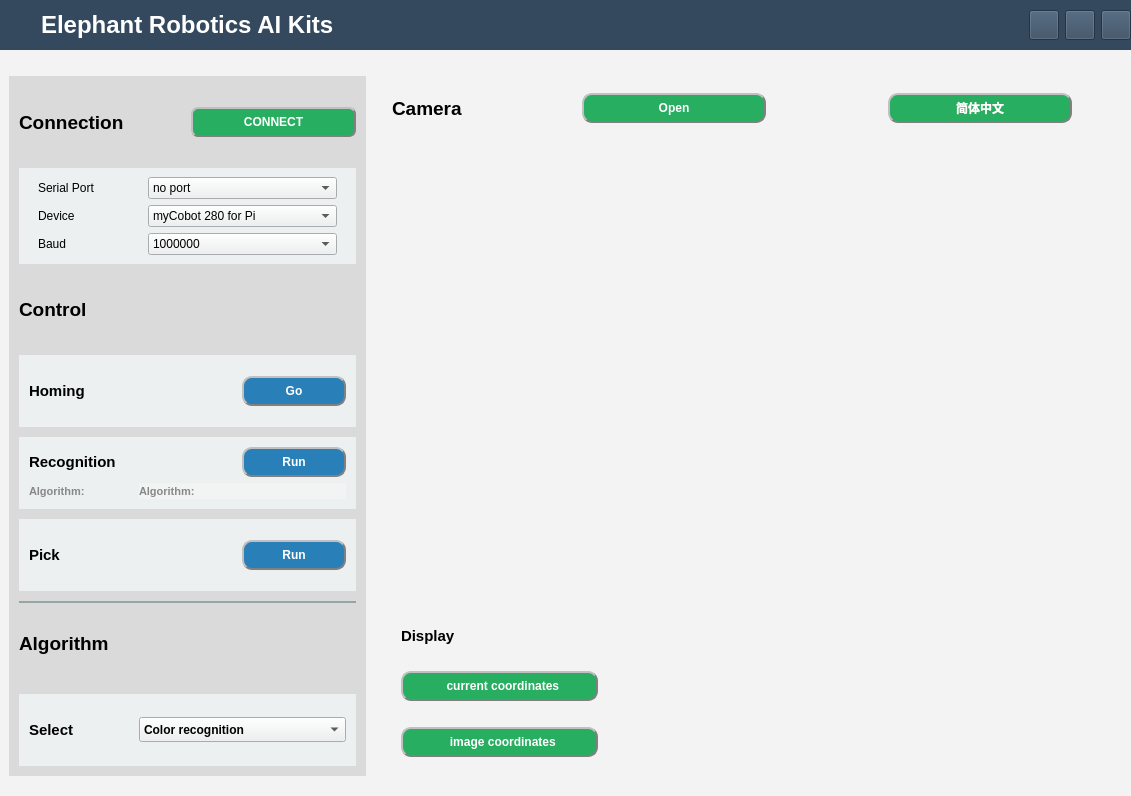
First picture: the form in AiKit_3D_GUI/lib/AiKit_auto.ui, repository elephantrobotics/AiKit_3D, before the edit.
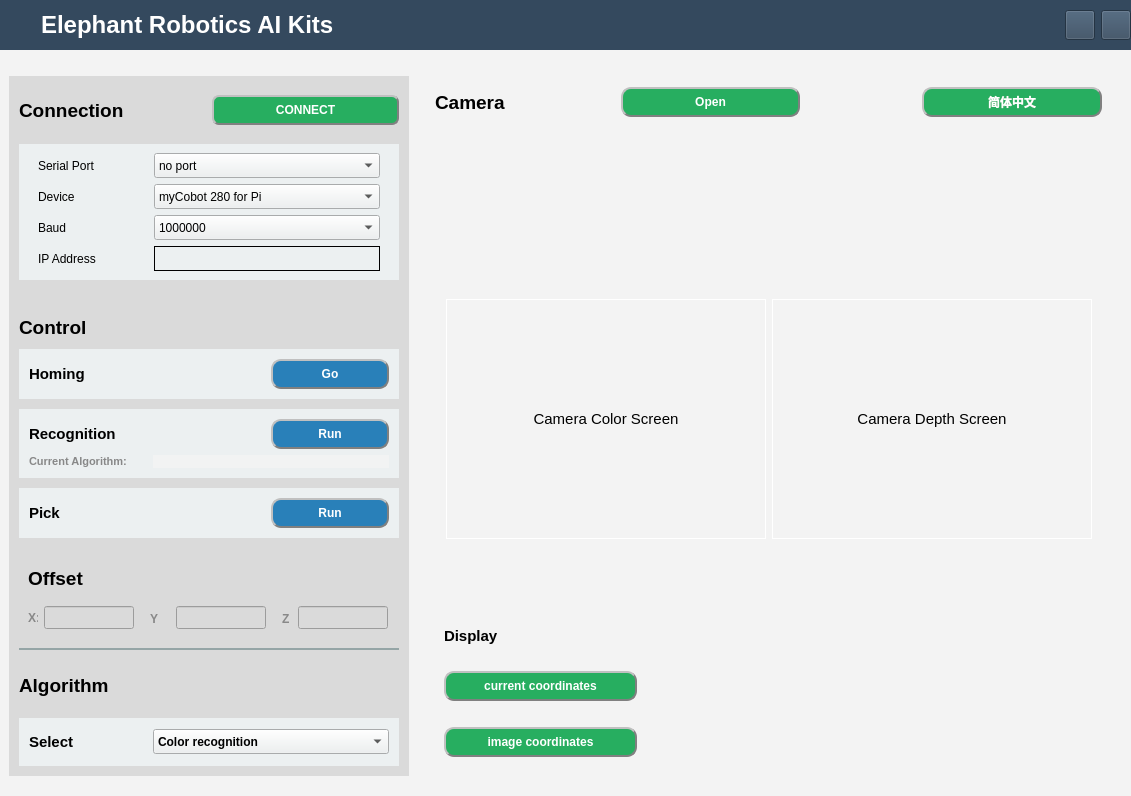
Second picture: the form after the edit. Icons and pictures are not drawn.

The edit to the form file:
```diff
--- a/AiKit_3D_GUI/lib/AiKit_auto.ui
+++ b/AiKit_3D_GUI/lib/AiKit_auto.ui
@@ -10,6 +10,18 @@
     <height>796</height>
    </rect>
   </property>
+  <property name="minimumSize">
+   <size>
+    <width>1131</width>
+    <height>796</height>
+   </size>
+  </property>
+  <property name="maximumSize">
+   <size>
+    <width>1131</width>
+    <height>796</height>
+   </size>
+  </property>
   <property name="windowTitle">
    <string>MainWindow</string>
   </property>
@@ -54,6 +66,72 @@
        <property name="bottomMargin">
         <number>0</number>
        </property>
+       <item row="0" column="3">
+        <widget class="QPushButton" name="close_btn">
+         <property name="minimumSize">
+          <size>
+           <width>30</width>
+           <height>30</height>
+          </size>
+         </property>
+         <property name="maximumSize">
+          <size>
+           <width>30</width>
+           <height>30</height>
+          </size>
+         </property>
+         <property name="cursor">
+          <cursorShape>PointingHandCursor</cursorShape>
+         </property>
+         <property name="styleSheet">
+          <string notr="true"/>
+         </property>
+         <property name="text">
+          <string/>
+         </property>
+         <property name="icon">
+          <iconset>
+           <normaloff>C:/Users/Elephantrobotics/.designer/AiKit_UI_img/close.ico</normaloff>C:/Users/Elephantrobotics/.designer/AiKit_UI_img/close.ico</iconset>
+         </property>
+         <property name="iconSize">
+          <size>
+           <width>30</width>
+           <height>30</height>
+          </size>
+         </property>
+        </widget>
+       </item>
+       <item row="0" column="0">
+        <widget class="QLabel" name="logo_lab">
+         <property name="sizePolicy">
+          <sizepolicy hsizetype="Preferred" vsizetype="Preferred">
+           <horstretch>0</horstretch>
+           <verstretch>0</verstretch>
+          </sizepolicy>
+         </property>
+         <property name="minimumSize">
+          <size>
+           <width>25</width>
+           <height>25</height>
+          </size>
+         </property>
+         <property name="maximumSize">
+          <size>
+           <width>25</width>
+           <height>25</height>
+          </size>
+         </property>
+         <property name="styleSheet">
+          <string notr="true"/>
+         </property>
+         <property name="text">
+          <string/>
+         </property>
+         <property name="margin">
+          <number>-19</number>
+         </property>
+        </widget>
+       </item>
        <item row="0" column="1">
         <widget class="QLabel" name="title">
          <property name="font">
@@ -73,37 +151,6 @@
          </property>
         </widget>
        </item>
-       <item row="0" column="0">
-        <widget class="QLabel" name="logo_lab">
-         <property name="sizePolicy">
-          <sizepolicy hsizetype="Preferred" vsizetype="Preferred">
-           <horstretch>0</horstretch>
-           <verstretch>0</verstretch>
-          </sizepolicy>
-         </property>
-         <property name="minimumSize">
-          <size>
-           <width>25</width>
-           <height>25</height>
-          </size>
-         </property>
-         <property name="maximumSize">
-          <size>
-           <width>25</width>
-           <height>25</height>
-          </size>
-         </property>
-         <property name="styleSheet">
-          <string notr="true"/>
-         </property>
-         <property name="text">
-          <string/>
-         </property>
-         <property name="margin">
-          <number>-19</number>
-         </property>
-        </widget>
-       </item>
        <item row="0" column="2">
         <widget class="QPushButton" name="min_btn">
          <property name="enabled">
@@ -138,86 +185,7 @@
          </property>
          <property name="icon">
           <iconset>
-           <normaloff>../AiKit_UI_img/min.ico</normaloff>../AiKit_UI_img/min.ico</iconset>
-         </property>
-         <property name="iconSize">
-          <size>
-           <width>30</width>
-           <height>30</height>
-          </size>
-         </property>
-        </widget>
-       </item>
-       <item row="0" column="3">
-        <widget class="QPushButton" name="max_btn">
-         <property name="enabled">
-          <bool>true</bool>
-         </property>
-         <property name="sizePolicy">
-          <sizepolicy hsizetype="Minimum" vsizetype="Expanding">
-           <horstretch>0</horstretch>
-           <verstretch>0</verstretch>
-          </sizepolicy>
-         </property>
-         <property name="minimumSize">
-          <size>
-           <width>30</width>
-           <height>30</height>
-          </size>
-         </property>
-         <property name="maximumSize">
-          <size>
-           <width>30</width>
-           <height>30</height>
-          </size>
-         </property>
-         <property name="cursor">
-          <cursorShape>PointingHandCursor</cursorShape>
-         </property>
-         <property name="styleSheet">
-          <string notr="true"/>
-         </property>
-         <property name="text">
-          <string/>
-         </property>
-         <property name="icon">
-          <iconset>
-           <normaloff>../AiKit_UI_img/max.ico</normaloff>../AiKit_UI_img/max.ico</iconset>
-         </property>
-         <property name="iconSize">
-          <size>
-           <width>30</width>
-           <height>30</height>
-          </size>
-         </property>
-        </widget>
-       </item>
-       <item row="0" column="4">
-        <widget class="QPushButton" name="close_btn">
-         <property name="minimumSize">
-          <size>
-           <width>30</width>
-           <height>30</height>
-          </size>
-         </property>
-         <property name="maximumSize">
-          <size>
-           <width>30</width>
-           <height>30</height>
-          </size>
-         </property>
-         <property name="cursor">
-          <cursorShape>PointingHandCursor</cursorShape>
-         </property>
-         <property name="styleSheet">
-          <string notr="true"/>
-         </property>
-         <property name="text">
-          <string/>
-         </property>
-         <property name="icon">
-          <iconset>
-           <normaloff>../AiKit_UI_img/close.ico</normaloff>../AiKit_UI_img/close.ico</iconset>
+           <normaloff>C:/Users/Elephantrobotics/.designer/AiKit_UI_img/min.ico</normaloff>C:/Users/Elephantrobotics/.designer/AiKit_UI_img/min.ico</iconset>
          </property>
          <property name="iconSize">
           <size>
@@ -238,6 +206,9 @@
         <height>0</height>
        </size>
       </property>
+      <property name="styleSheet">
+       <string notr="true"/>
+      </property>
       <property name="frameShape">
        <enum>QFrame::NoFrame</enum>
       </property>
@@ -263,9 +234,10 @@
         <item>
          <widget class="QWidget" name="body_widget" native="true">
           <property name="styleSheet">
-           <string notr="true">background-color: rgb(243, 243, 243);</string>
+           <string notr="true">background-color: rgb(243, 243, 243);
+</string>
           </property>
-          <layout class="QHBoxLayout" name="horizontalLayout" stretch="3,7">
+          <layout class="QHBoxLayout" name="horizontalLayout" stretch="0,0">
            <property name="leftMargin">
             <number>0</number>
            </property>
@@ -385,10 +357,19 @@
               </item>
               <item>
                <widget class="QWidget" name="widget_2" native="true">
+                <property name="minimumSize">
+                 <size>
+                  <width>0</width>
+                  <height>0</height>
+                 </size>
+                </property>
                 <property name="styleSheet">
                  <string notr="true">background-color: rgb(236, 240, 241);</string>
                 </property>
-                <layout class="QHBoxLayout" name="horizontalLayout_3" stretch="1,2">
+                <layout class="QHBoxLayout" name="horizontalLayout_3" stretch="0,0">
+                 <property name="spacing">
+                  <number>40</number>
+                 </property>
                  <property name="leftMargin">
                   <number>10</number>
                  </property>
@@ -403,6 +384,12 @@
                  </property>
                  <item>
                   <widget class="QWidget" name="widget_3" native="true">
+                   <property name="minimumSize">
+                    <size>
+                     <width>0</width>
+                     <height>90</height>
+                    </size>
+                   </property>
                    <layout class="QVBoxLayout" name="verticalLayout_2">
                     <item>
                      <widget class="QLabel" name="port_lab">
@@ -455,14 +442,38 @@
                       </property>
                      </widget>
                     </item>
+                    <item>
+                     <widget class="QLabel" name="ip_address_lab">
+                      <property name="font">
+                       <font>
+                        <family>Arial</family>
+                       </font>
+                      </property>
+                      <property name="text">
+                       <string>IP Address</string>
+                      </property>
+                     </widget>
+                    </item>
                    </layout>
                   </widget>
                  </item>
                  <item>
                   <widget class="QWidget" name="widget_4" native="true">
+                   <property name="minimumSize">
+                    <size>
+                     <width>244</width>
+                     <height>0</height>
+                    </size>
+                   </property>
                    <layout class="QVBoxLayout" name="verticalLayout_3">
                     <item>
                      <widget class="QComboBox" name="comboBox_port">
+                      <property name="minimumSize">
+                       <size>
+                        <width>0</width>
+                        <height>25</height>
+                       </size>
+                      </property>
                       <property name="font">
                        <font>
                         <family>Arial</family>
@@ -479,6 +490,12 @@
                     </item>
                     <item>
                      <widget class="QComboBox" name="comboBox_device">
+                      <property name="minimumSize">
+                       <size>
+                        <width>0</width>
+                        <height>25</height>
+                       </size>
+                      </property>
                       <property name="font">
                        <font>
                         <family>Arial</family>
@@ -510,6 +527,12 @@
                     </item>
                     <item>
                      <widget class="QComboBox" name="comboBox_baud">
+                      <property name="minimumSize">
+                       <size>
+                        <width>0</width>
+                        <height>25</height>
+                       </size>
+                      </property>
                       <property name="font">
                        <font>
                         <family>Arial</family>
@@ -529,6 +552,28 @@
                       </item>
                      </widget>
                     </item>
+                    <item>
+                     <widget class="QLineEdit" name="lineEdit_address">
+                      <property name="minimumSize">
+                       <size>
+                        <width>0</width>
+                        <height>25</height>
+                       </size>
+                      </property>
+                      <property name="font">
+                       <font>
+                        <family>Arial</family>
+                        <pointsize>10</pointsize>
+                       </font>
+                      </property>
+                      <property name="styleSheet">
+                       <string notr="true">border:1px solid black;</string>
+                      </property>
+                      <property name="text">
+                       <string/>
+                      </property>
+                     </widget>
+                    </item>
                    </layout>
                   </widget>
                  </item>
@@ -563,6 +608,9 @@
                    <property name="text">
                     <string>Control</string>
                    </property>
+                   <property name="alignment">
+                    <set>Qt::AlignBottom|Qt::AlignLeading|Qt::AlignLeft</set>
+                   </property>
                   </widget>
                  </item>
                 </layout>
@@ -744,7 +792,7 @@
                        <string notr="true">color: rgb(136, 136, 136);</string>
                       </property>
                       <property name="text">
-                       <string>Algorithm:</string>
+                       <string>Current Algorithm:</string>
                       </property>
                      </widget>
                     </item>
@@ -763,7 +811,7 @@
 background-color: rgb(243, 243, 243,200);</string>
                       </property>
                       <property name="text">
-                       <string>Algorithm:</string>
+                       <string/>
                       </property>
                      </widget>
                     </item>
@@ -839,6 +887,185 @@
                 </layout>
                </widget>
               </item>
+              <item>
+               <widget class="QWidget" name="widget_9" native="true">
+                <property name="minimumSize">
+                 <size>
+                  <width>0</width>
+                  <height>90</height>
+                 </size>
+                </property>
+                <layout class="QVBoxLayout" name="verticalLayout_6">
+                 <item>
+                  <layout class="QVBoxLayout" name="verticalLayout_5">
+                   <item>
+                    <widget class="QLabel" name="offset_lab">
+                     <property name="font">
+                      <font>
+                       <family>Arial</family>
+                       <pointsize>14</pointsize>
+                       <weight>75</weight>
+                       <bold>true</bold>
+                      </font>
+                     </property>
+                     <property name="text">
+                      <string>Offset</string>
+                     </property>
+                    </widget>
+                   </item>
+                   <item>
+                    <layout class="QHBoxLayout" name="horizontalLayout_11">
+                     <property name="spacing">
+                      <number>16</number>
+                     </property>
+                     <item>
+                      <layout class="QHBoxLayout" name="horizontalLayout_9" stretch="0,0">
+                       <property name="spacing">
+                        <number>6</number>
+                       </property>
+                       <item>
+                        <widget class="QLabel" name="x_lab">
+                         <property name="maximumSize">
+                          <size>
+                           <width>10</width>
+                           <height>16777215</height>
+                          </size>
+                         </property>
+                         <property name="font">
+                          <font>
+                           <family>Arial</family>
+                           <pointsize>9</pointsize>
+                           <weight>75</weight>
+                           <bold>true</bold>
+                          </font>
+                         </property>
+                         <property name="styleSheet">
+                          <string notr="true">color: rgb(136, 136, 136);</string>
+                         </property>
+                         <property name="text">
+                          <string>X:</string>
+                         </property>
+                        </widget>
+                       </item>
+                       <item>
+                        <widget class="QLineEdit" name="x_offset_lineEdit">
+                         <property name="maximumSize">
+                          <size>
+                           <width>90</width>
+                           <height>16777215</height>
+                          </size>
+                         </property>
+                         <property name="font">
+                          <font>
+                           <family>Arial</family>
+                           <pointsize>10</pointsize>
+                          </font>
+                         </property>
+                        </widget>
+                       </item>
+                      </layout>
+                     </item>
+                     <item>
+                      <layout class="QGridLayout" name="gridLayout_2">
+                       <item row="0" column="0">
+                        <widget class="QLabel" name="y_lab">
+                         <property name="maximumSize">
+                          <size>
+                           <width>10</width>
+                           <height>16777215</height>
+                          </size>
+                         </property>
+                         <property name="font">
+                          <font>
+                           <family>Arial</family>
+                           <pointsize>9</pointsize>
+                           <weight>75</weight>
+                           <bold>true</bold>
+                          </font>
+                         </property>
+                         <property name="styleSheet">
+                          <string notr="true">color: rgb(136, 136, 136);</string>
+                         </property>
+                         <property name="text">
+                          <string>Y：</string>
+                         </property>
+                        </widget>
+                       </item>
+                       <item row="0" column="1">
+                        <widget class="QLineEdit" name="y_offset_lineEdit">
+                         <property name="maximumSize">
+                          <size>
+                           <width>90</width>
+                           <height>16777215</height>
+                          </size>
+                         </property>
+                         <property name="font">
+                          <font>
+                           <family>Arial</family>
+                           <pointsize>10</pointsize>
+                          </font>
+                         </property>
+                        </widget>
+                       </item>
+                      </layout>
+                     </item>
+                     <item>
+                      <layout class="QHBoxLayout" name="horizontalLayout_10" stretch="0,0">
+                       <property name="spacing">
+                        <number>6</number>
+                       </property>
+                       <item>
+                        <widget class="QLabel" name="z_lab">
+                         <property name="maximumSize">
+                          <size>
+                           <width>10</width>
+                           <height>16777215</height>
+                          </size>
+                         </property>
+                         <property name="font">
+                          <font>
+                           <family>Arial</family>
+                           <pointsize>9</pointsize>
+                           <weight>75</weight>
+                           <bold>true</bold>
+                          </font>
+                         </property>
+                         <property name="styleSheet">
+                          <string notr="true">color: rgb(136, 136, 136);</string>
+                         </property>
+                         <property name="text">
+                          <string>Z：</string>
+                         </property>
+                        </widget>
+                       </item>
+                       <item>
+                        <widget class="QLineEdit" name="z_offset_lineEdit">
+                         <property name="maximumSize">
+                          <size>
+                           <width>90</width>
+                           <height>16777215</height>
+                          </size>
+                         </property>
+                         <property name="font">
+                          <font>
+                           <family>Arial</family>
+                           <pointsize>10</pointsize>
+                          </font>
+                         </property>
+                         <property name="text">
+                          <string/>
+                         </property>
+                        </widget>
+                       </item>
+                      </layout>
+                     </item>
+                    </layout>
+                   </item>
+                  </layout>
+                 </item>
+                </layout>
+               </widget>
+              </item>
               <item>
                <widget class="QLabel" name="label">
                 <property name="maximumSize">
@@ -883,6 +1110,9 @@
                    <property name="text">
                     <string>Algorithm</string>
                    </property>
+                   <property name="alignment">
+                    <set>Qt::AlignBottom|Qt::AlignLeading|Qt::AlignLeft</set>
+                   </property>
                   </widget>
                  </item>
                 </layout>
@@ -952,7 +1182,12 @@
                    </item>
                    <item>
                     <property name="text">
-                     <string>yolov5</string>
+                     <string>yolo v5</string>
+                    </property>
+                   </item>
+                   <item>
+                    <property name="text">
+                     <string>Palletizing</string>
                     </property>
                    </item>
                   </widget>
@@ -1101,18 +1336,18 @@
                 <property name="minimumSize">
                  <size>
                   <width>600</width>
-                  <height>50</height>
+                  <height>80</height>
                  </size>
                 </property>
                 <property name="maximumSize">
                  <size>
                   <width>700</width>
-                  <height>50</height>
+                  <height>80</height>
                  </size>
                 </property>
                 <property name="font">
                  <font>
-                  <pointsize>14</pointsize>
+                  <pointsize>13</pointsize>
                   <weight>75</weight>
                   <bold>true</bold>
                  </font>
@@ -1123,6 +1358,9 @@
                 <property name="text">
                  <string/>
                 </property>
+                <property name="alignment">
+                 <set>Qt::AlignLeading|Qt::AlignLeft|Qt::AlignTop</set>
+                </property>
                 <property name="wordWrap">
                  <bool>true</bool>
                 </property>
@@ -1181,18 +1419,20 @@
                    </property>
                    <property name="font">
                     <font>
-                     <weight>75</weight>
-                     <bold>true</bold>
+                     <family>Arial</family>
+                     <pointsize>11</pointsize>
+                     <weight>50</weight>
+                     <bold>false</bold>
                     </font>
                    </property>
                    <property name="cursor">
                     <cursorShape>PointingHandCursor</cursorShape>
                    </property>
                    <property name="styleSheet">
-                    <string notr="true"/>
+                    <string notr="true">border:1px solid white;</string>
                    </property>
                    <property name="text">
-                    <string/>
+                    <string>Camera Color Screen</string>
                    </property>
                    <property name="alignment">
                     <set>Qt::AlignCenter</set>
@@ -1219,8 +1459,20 @@
                      <height>240</height>
                     </size>
                    </property>
+                   <property name="font">
+                    <font>
+                     <family>Arial</family>
+                     <pointsize>11</pointsize>
+                    </font>
+                   </property>
+                   <property name="styleSheet">
+                    <string notr="true">border:1px solid white;</string>
+                   </property>
                    <property name="text">
-                    <string/>
+                    <string>Camera Depth Screen</string>
+                   </property>
+                   <property name="alignment">
+                    <set>Qt::AlignCenter</set>
                    </property>
                   </widget>
                  </item>
@@ -1301,7 +1553,13 @@
                      <widget class="QPushButton" name="current_coord_btn">
                       <property name="minimumSize">
                        <size>
-                        <width>0</width>
+                        <width>193</width>
+                        <height>30</height>
+                       </size>
+                      </property>
+                      <property name="maximumSize">
+                       <size>
+                        <width>193</width>
                         <height>30</height>
                        </size>
                       </property>
@@ -1323,12 +1581,24 @@
 border-style: outset;</string>
                       </property>
                       <property name="text">
-                       <string>  current coordinates</string>
+                       <string>current coordinates</string>
                       </property>
                      </widget>
                     </item>
                     <item>
                      <widget class="QLabel" name="cuttent_coord_lab">
+                      <property name="minimumSize">
+                       <size>
+                        <width>450</width>
+                        <height>30</height>
+                       </size>
+                      </property>
+                      <property name="maximumSize">
+                       <size>
+                        <width>450</width>
+                        <height>30</height>
+                       </size>
+                      </property>
                       <property name="font">
                        <font>
                         <family>Arial</family>
@@ -1367,7 +1637,13 @@
                      <widget class="QPushButton" name="image_coord_btn">
                       <property name="minimumSize">
                        <size>
-                        <width>0</width>
+                        <width>193</width>
+                        <height>30</height>
+                       </size>
+                      </property>
+                      <property name="maximumSize">
+                       <size>
+                        <width>193</width>
                         <height>30</height>
                        </size>
                       </property>
@@ -1389,7 +1665,7 @@
 border-style: outset;</string>
                       </property>
                       <property name="text">
-                       <string>  image coordinates</string>
+                       <string>image coordinates</string>
                       </property>
                      </widget>
                     </item>
```
